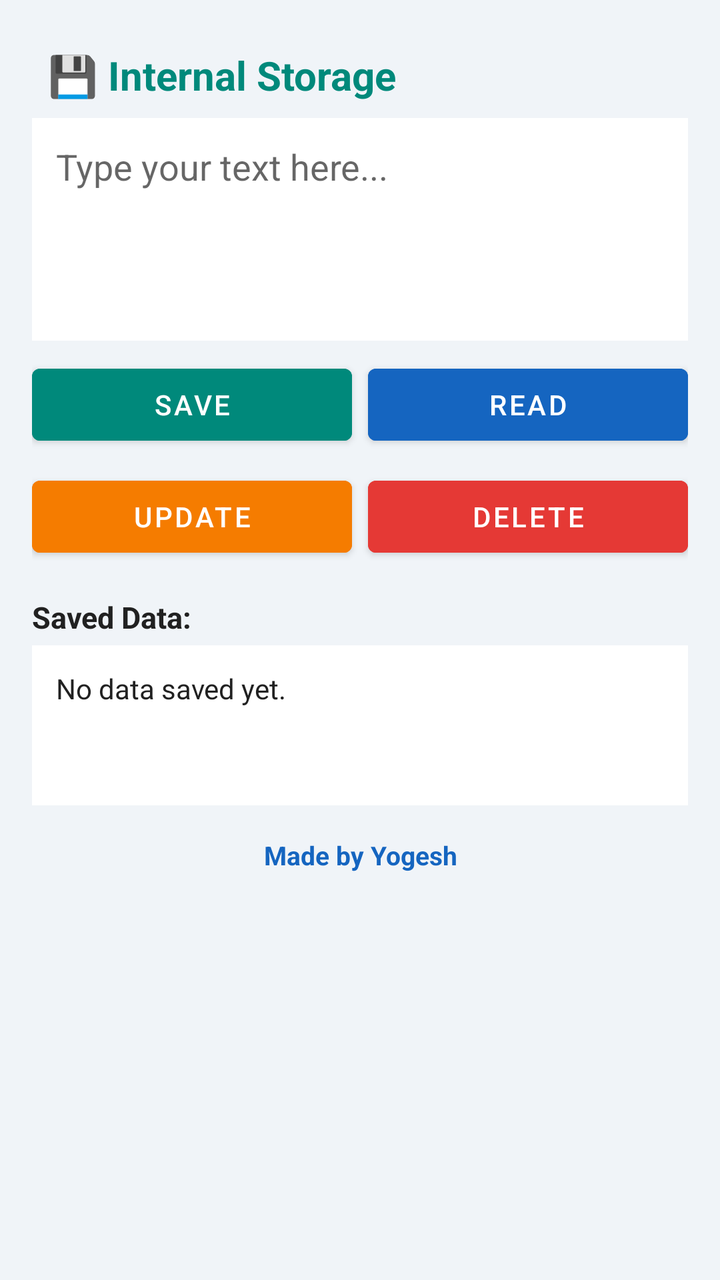
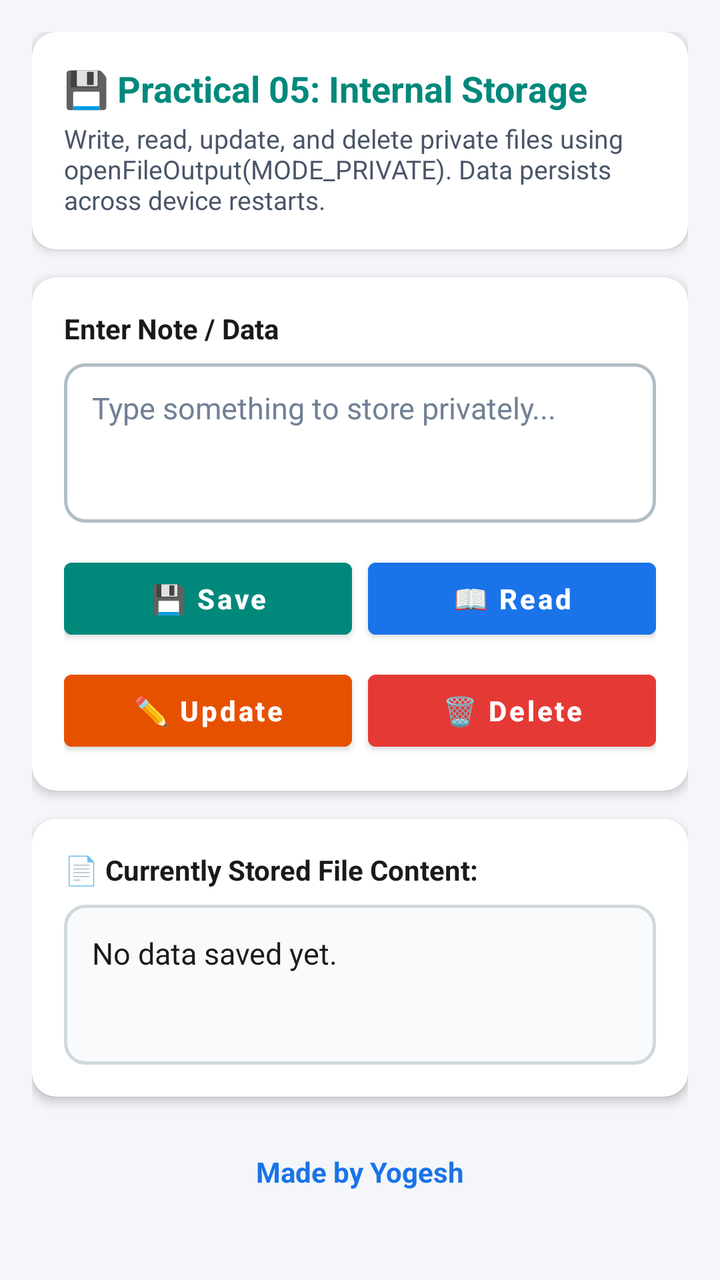

The first picture is an Android layout as it rendered before a commit; the second is the same layout after the commit. The layout source and the unified diff follow.
<!-- AndroidManifest.xml: application theme Theme.AndroidLabPracticals -->
<!-- res/layout/activity_internal_storage.xml -->
<?xml version="1.0" encoding="utf-8"?>
<ScrollView xmlns:android="http://schemas.android.com/apk/res/android"
    android:layout_width="match_parent"
    android:layout_height="match_parent"
    android:background="@color/dashboard_bg">

    <LinearLayout
        android:layout_width="match_parent"
        android:layout_height="wrap_content"
        android:orientation="vertical"
        android:padding="16dp">

        <TextView
            android:layout_width="match_parent"
            android:layout_height="wrap_content"
            android:text="💾 Internal Storage"
            android:textSize="20sp"
            android:textStyle="bold"
            android:textColor="@color/p5_color"
            android:padding="8dp" />

        <EditText
            android:id="@+id/et_input"
            android:layout_width="match_parent"
            android:layout_height="wrap_content"
            android:hint="Type your text here..."
            android:minLines="4"
            android:gravity="top"
            android:padding="12dp"
            android:background="@android:color/white"
            android:layout_marginBottom="8dp" />

        <LinearLayout
            android:layout_width="match_parent"
            android:layout_height="wrap_content"
            android:orientation="horizontal"
            android:layout_marginBottom="8dp">

            <Button
                android:id="@+id/btn_save"
                android:layout_width="0dp"
                android:layout_height="wrap_content"
                android:layout_weight="1"
                android:text="Save"
                android:backgroundTint="@color/p5_color"
                android:layout_marginEnd="4dp" />

            <Button
                android:id="@+id/btn_read"
                android:layout_width="0dp"
                android:layout_height="wrap_content"
                android:layout_weight="1"
                android:text="Read"
                android:backgroundTint="@color/colorPrimary"
                android:layout_marginStart="4dp" />
        </LinearLayout>

        <LinearLayout
            android:layout_width="match_parent"
            android:layout_height="wrap_content"
            android:orientation="horizontal"
            android:layout_marginBottom="16dp">

            <Button
                android:id="@+id/btn_update"
                android:layout_width="0dp"
                android:layout_height="wrap_content"
                android:layout_weight="1"
                android:text="Update"
                android:backgroundTint="@color/p6_color"
                android:layout_marginEnd="4dp" />

            <Button
                android:id="@+id/btn_delete"
                android:layout_width="0dp"
                android:layout_height="wrap_content"
                android:layout_weight="1"
                android:text="Delete"
                android:backgroundTint="@color/p3_color"
                android:layout_marginStart="4dp" />
        </LinearLayout>

        <TextView
            android:layout_width="match_parent"
            android:layout_height="wrap_content"
            android:text="Saved Data:"
            android:textStyle="bold"
            android:textSize="15sp"
            android:textColor="@color/text_primary"
            android:layout_marginBottom="4dp" />

        <TextView
            android:id="@+id/tv_saved_data"
            android:layout_width="match_parent"
            android:layout_height="wrap_content"
            android:text="No data saved yet."
            android:padding="12dp"
            android:minHeight="80dp"
            android:background="@android:color/white"
            android:textSize="14sp"
            android:textColor="@color/text_primary" />

        <TextView
            android:layout_width="match_parent"
            android:layout_height="wrap_content"
            android:text="Made by Yogesh"
            android:textColor="@color/colorPrimary"
            android:textSize="13sp"
            android:textStyle="bold"
            android:gravity="center"
            android:padding="16dp" />

    </LinearLayout>
</ScrollView>
<!-- resources referenced by this layout -->
<resources>
  <color name="colorPrimary">#1565C0</color>
  <color name="dashboard_bg">#F0F4F8</color>
  <color name="p3_color">#E53935</color>
  <color name="p5_color">#00897B</color>
  <color name="p6_color">#F57C00</color>
  <color name="text_primary">#212121</color>
  <style name="Theme.AndroidLabPracticals" parent="Theme.MaterialComponents.DayNight.DarkActionBar">
          <item name="colorPrimary">@color/colorPrimary</item>
          <item name="colorPrimaryVariant">@color/colorPrimaryDark</item>
          <item name="colorOnPrimary">@color/white</item>
          <item name="colorSecondary">@color/colorAccent</item>
          <item name="colorOnSecondary">@color/white</item>
          <item name="android:statusBarColor">@color/colorPrimaryDark</item>
      </style>
  <color name="colorPrimaryDark">#0D47A1</color>
  <color name="white">#FFFFFF</color>
  <color name="colorAccent">#FF6F00</color>
</resources>

<!-- the commit's change to res/layout/activity_internal_storage.xml (unified diff, before → after) -->
@@ -1,5 +1,6 @@
 <?xml version="1.0" encoding="utf-8"?>
 <ScrollView xmlns:android="http://schemas.android.com/apk/res/android"
+    xmlns:app="http://schemas.android.com/apk/res-auto"
     android:layout_width="match_parent"
     android:layout_height="match_parent"
     android:background="@color/dashboard_bg">
@@ -10,105 +11,185 @@
         android:orientation="vertical"
         android:padding="16dp">
 
-        <TextView
+        
+        <androidx.cardview.widget.CardView
             android:layout_width="match_parent"
             android:layout_height="wrap_content"
-            android:text="💾 Internal Storage"
-            android:textSize="20sp"
-            android:textStyle="bold"
-            android:textColor="@color/p5_color"
-            android:padding="8dp" />
+            android:layout_marginBottom="14dp"
+            app:cardCornerRadius="12dp"
+            app:cardElevation="3dp"
+            app:cardBackgroundColor="@color/card_bg">
 
-        <EditText
-            android:id="@+id/et_input"
+            <LinearLayout
+                android:layout_width="match_parent"
+                android:layout_height="wrap_content"
+                android:orientation="vertical"
+                android:padding="16dp">
+
+                <TextView
+                    android:layout_width="wrap_content"
+                    android:layout_height="wrap_content"
+                    android:text="💾 Practical 05: Internal Storage"
+                    android:textSize="18sp"
+                    android:textStyle="bold"
+                    android:textColor="@color/p5_color" />
+
+                <TextView
+                    android:layout_width="wrap_content"
+                    android:layout_height="wrap_content"
+                    android:text="Write, read, update, and delete private files using openFileOutput(MODE_PRIVATE). Data persists across device restarts."
+                    android:textSize="13sp"
+                    android:textColor="@color/text_secondary"
+                    android:layout_marginTop="4dp" />
+            </LinearLayout>
+        </androidx.cardview.widget.CardView>
+
+        
+        <androidx.cardview.widget.CardView
             android:layout_width="match_parent"
             android:layout_height="wrap_content"
-            android:hint="Type your text here..."
-            android:minLines="4"
-            android:gravity="top"
-            android:padding="12dp"
-            android:background="@android:color/white"
-            android:layout_marginBottom="8dp" />
+            android:layout_marginBottom="14dp"
+            app:cardCornerRadius="12dp"
+            app:cardElevation="3dp"
+            app:cardBackgroundColor="@color/card_bg">
 
-        <LinearLayout
+            <LinearLayout
+                android:layout_width="match_parent"
+                android:layout_height="wrap_content"
+                android:orientation="vertical"
+                android:padding="16dp">
+
+                <TextView
+                    android:layout_width="wrap_content"
+                    android:layout_height="wrap_content"
+                    android:text="Enter Note / Data"
+                    android:textStyle="bold"
+                    android:textSize="14sp"
+                    android:textColor="@color/text_primary"
+                    android:layout_marginBottom="8dp" />
+
+                <EditText
+                    android:id="@+id/et_input"
+                    android:layout_width="match_parent"
+                    android:layout_height="wrap_content"
+                    android:hint="Type something to store privately..."
+                    android:textColor="@color/text_primary"
+                    android:textColorHint="@color/text_hint"
+                    android:minLines="3"
+                    android:gravity="top"
+                    android:background="@drawable/bg_edit_text"
+                    android:textSize="15sp"
+                    android:layout_marginBottom="14dp" />
+
+                <LinearLayout
+                    android:layout_width="match_parent"
+                    android:layout_height="wrap_content"
+                    android:orientation="horizontal">
+
+                    <Button
+                        android:id="@+id/btn_save"
+                        android:layout_width="0dp"
+                        android:layout_height="wrap_content"
+                        android:layout_weight="1"
+                        android:text="💾 Save"
+                        android:textAllCaps="false"
+                        android:textStyle="bold"
+                        android:textColor="@color/white"
+                        android:backgroundTint="@color/p5_color"
+                        android:layout_marginEnd="4dp" />
+
+                    <Button
+                        android:id="@+id/btn_read"
+                        android:layout_width="0dp"
+                        android:layout_height="wrap_content"
+                        android:layout_weight="1"
+                        android:text="📖 Read"
+                        android:textAllCaps="false"
+                        android:textStyle="bold"
+                        android:textColor="@color/white"
+                        android:backgroundTint="@color/colorPrimary"
+                        android:layout_marginStart="4dp" />
+                </LinearLayout>
+
+                <LinearLayout
+                    android:layout_width="match_parent"
+                    android:layout_height="wrap_content"
+                    android:orientation="horizontal"
+                    android:layout_marginTop="8dp">
+
+                    <Button
+                        android:id="@+id/btn_update"
+                        android:layout_width="0dp"
+                        android:layout_height="wrap_content"
+                        android:layout_weight="1"
+                        android:text="✏️ Update"
+                        android:textAllCaps="false"
+                        android:textStyle="bold"
+                        android:textColor="@color/white"
+                        android:backgroundTint="@color/p6_color"
+                        android:layout_marginEnd="4dp" />
+
+                    <Button
+                        android:id="@+id/btn_delete"
+                        android:layout_width="0dp"
+                        android:layout_height="wrap_content"
+                        android:layout_weight="1"
+                        android:text="🗑️ Delete"
+                        android:textAllCaps="false"
+                        android:textStyle="bold"
+                        android:textColor="@color/white"
+                        android:backgroundTint="@color/p3_color"
+                        android:layout_marginStart="4dp" />
+                </LinearLayout>
+            </LinearLayout>
+        </androidx.cardview.widget.CardView>
+
+        
+        <androidx.cardview.widget.CardView
             android:layout_width="match_parent"
             android:layout_height="wrap_content"
-            android:orientation="horizontal"
-            android:layout_marginBottom="8dp">
+            android:layout_marginBottom="16dp"
+            app:cardCornerRadius="12dp"
+            app:cardElevation="3dp"
+            app:cardBackgroundColor="@color/card_bg">
 
-            <Button
-                android:id="@+id/btn_save"
-                android:layout_width="0dp"
+            <LinearLayout
+                android:layout_width="match_parent"
                 android:layout_height="wrap_content"
-                android:layout_weight="1"
-                android:text="Save"
-                android:backgroundTint="@color/p5_color"
-                android:layout_marginEnd="4dp" />
+                android:orientation="vertical"
+                android:padding="16dp">
 
-            <Button
-                android:id="@+id/btn_read"
-                android:layout_width="0dp"
-                android:layout_height="wrap_content"
-                android:layout_weight="1"
-                android:text="Read"
-                android:backgroundTint="@color/colorPrimary"
-                android:layout_marginStart="4dp" />
-        </LinearLayout>
+                <TextView
+                    android:layout_width="match_parent"
+                    android:layout_height="wrap_content"
+                    android:text="📄 Currently Stored File Content:"
+                    android:textStyle="bold"
+                    android:textSize="14sp"
+                    android:textColor="@color/text_primary"
+                    android:layout_marginBottom="8dp" />
 
-        <LinearLayout
-            android:layout_width="match_parent"
-            android:layout_height="wrap_content"
-            android:orientation="horizontal"
-            android:layout_marginBottom="16dp">
-
-            <Button
-                android:id="@+id/btn_update"
-                android:layout_width="0dp"
-                android:layout_height="wrap_content"
-                android:layout_weight="1"
-                android:text="Update"
-                android:backgroundTint="@color/p6_color"
-                android:layout_marginEnd="4dp" />
-
-            <Button
-                android:id="@+id/btn_delete"
-                android:layout_width="0dp"
-                android:layout_height="wrap_content"
-                android:layout_weight="1"
-                android:text="Delete"
-                android:backgroundTint="@color/p3_color"
-                android:layout_marginStart="4dp" />
-        </LinearLayout>
-
-        <TextView
-            android:layout_width="match_parent"
-            android:layout_height="wrap_content"
-            android:text="Saved Data:"
-            android:textStyle="bold"
-            android:textSize="15sp"
-            android:textColor="@color/text_primary"
-            android:layout_marginBottom="4dp" />
-
-        <TextView
-            android:id="@+id/tv_saved_data"
-            android:layout_width="match_parent"
-            android:layout_height="wrap_content"
-            android:text="No data saved yet."
-            android:padding="12dp"
-            android:minHeight="80dp"
-            android:background="@android:color/white"
-            android:textSize="14sp"
-            android:textColor="@color/text_primary" />
+                <TextView
+                    android:id="@+id/tv_saved_data"
+                    android:layout_width="match_parent"
+                    android:layout_height="wrap_content"
+                    android:text="No data saved yet."
+                    android:textColor="@color/text_primary"
+                    android:minHeight="80dp"
+                    android:background="@drawable/bg_saved_data"
+                    android:textSize="15sp"
+                    android:lineSpacingExtra="4dp" />
+            </LinearLayout>
+        </androidx.cardview.widget.CardView>
 
         <TextView
             android:layout_width="match_parent"
             android:layout_height="wrap_content"
             android:text="Made by Yogesh"
             android:textColor="@color/colorPrimary"
-            android:textSize="13sp"
+            android:textSize="14sp"
             android:textStyle="bold"
             android:gravity="center"
-            android:padding="16dp" />
+            android:padding="12dp" />
 
     </LinearLayout>
 </ScrollView>
<!-- resource entries referenced after the edit -->
@@ -1,21 +1,71 @@
 <!-- resources referenced by this layout -->
 <resources>
-  <color name="colorPrimary">#1565C0</color>
-  <color name="dashboard_bg">#F0F4F8</color>
+  <color name="card_bg">#FFFFFF</color>
+  <color name="colorPrimary">#1A73E8</color>
+  <color name="dashboard_bg">#F4F6F9</color>
   <color name="p3_color">#E53935</color>
   <color name="p5_color">#00897B</color>
-  <color name="p6_color">#F57C00</color>
-  <color name="text_primary">#212121</color>
-  <style name="Theme.AndroidLabPracticals" parent="Theme.MaterialComponents.DayNight.DarkActionBar">
+  <color name="p6_color">#E65100</color>
+  <color name="text_hint">#718096</color>
+  <color name="text_primary">#1A1A1A</color>
+  <color name="text_secondary">#4A5568</color>
+  <style name="Theme.AndroidLabPracticals" parent="Theme.MaterialComponents.Light.DarkActionBar">
+          
           <item name="colorPrimary">@color/colorPrimary</item>
           <item name="colorPrimaryVariant">@color/colorPrimaryDark</item>
           <item name="colorOnPrimary">@color/white</item>
+          
           <item name="colorSecondary">@color/colorAccent</item>
           <item name="colorOnSecondary">@color/white</item>
+          
           <item name="android:statusBarColor">@color/colorPrimaryDark</item>
+  
+          
+          <item name="android:textColor">@color/text_primary</item>
+          <item name="android:textColorPrimary">@color/text_primary</item>
+          <item name="android:textColorSecondary">@color/text_secondary</item>
+          <item name="android:editTextColor">@color/text_primary</item>
+          <item name="android:textColorHint">@color/text_hint</item>
+  
+          
+          <item name="android:windowBackground">@color/dashboard_bg</item>
+          <item name="colorSurface">@color/card_bg</item>
+          <item name="colorOnSurface">@color/text_primary</item>
       </style>
-  <color name="colorPrimaryDark">#0D47A1</color>
+  <color name="input_bg">#FFFFFF</color>
+  <color name="input_border">#B0BEC5</color>
+  <color name="colorPrimaryDark">#1557B0</color>
   <color name="white">#FFFFFF</color>
-  <color name="colorAccent">#FF6F00</color>
+  <!-- drawable bg_edit_text (drawable) -->
+  <?xml version="1.0" encoding="utf-8"?>
+  <shape xmlns:android="http://schemas.android.com/apk/res/android"
+      android:shape="rectangle">
+      <solid android:color="@color/input_bg" />
+      <stroke
+          android:width="1.5dp"
+          android:color="@color/input_border" />
+      <corners android:radius="10dp" />
+      <padding
+          android:bottom="12dp"
+          android:left="14dp"
+          android:right="14dp"
+          android:top="12dp" />
+  </shape>
+  <!-- drawable bg_saved_data (drawable) -->
+  <?xml version="1.0" encoding="utf-8"?>
+  <shape xmlns:android="http://schemas.android.com/apk/res/android"
+      android:shape="rectangle">
+      <solid android:color="#F8FAFC" />
+      <stroke
+          android:width="1.5dp"
+          android:color="#CFD8DC" />
+      <corners android:radius="10dp" />
+      <padding
+          android:bottom="14dp"
+          android:left="14dp"
+          android:right="14dp"
+          android:top="14dp" />
+  </shape>
+  <color name="colorAccent">#FF6D00</color>
 </resources>
 
